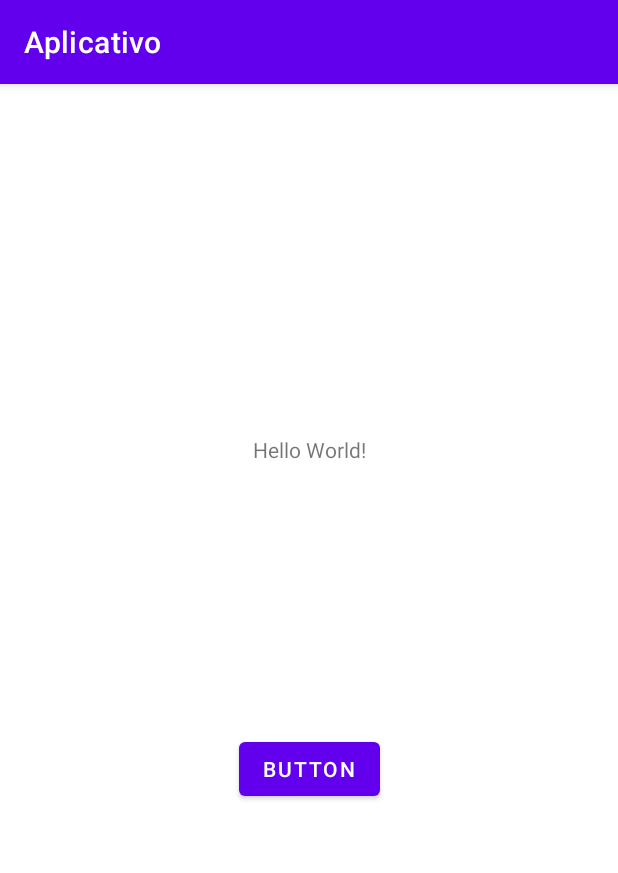
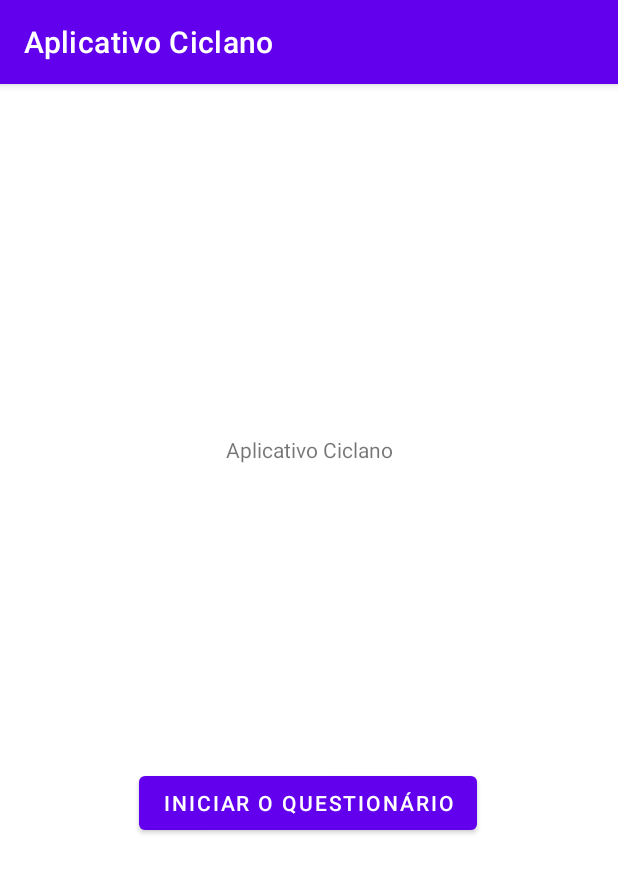
Before and after one commit to gaxinim/Aplicativo_ciclano, an Android app: the screen it shows after launch (MainActivity), on a phone screen of 412 x 824 dp. Shown: the top 873 px of the screen. Run offline under Robolectric (Android 15) with nearby library versions, the phone set to English and light mode, and no system bars.

Commit message:
adiciona nova activity e modifica para utilizar o strings.xml

```diff
--- a/app/src/main/AndroidManifest.xml
+++ b/app/src/main/AndroidManifest.xml
@@ -25,6 +25,9 @@
                 android:name="android.app.lib_name"
                 android:value="" />
         </activity>
+        <activity android:name=".QuestionActivity">
+        </activity>
+
     </application>
 
 </manifest>
--- a/app/src/main/java/com/example/aplicativo/MainActivity.java
+++ b/app/src/main/java/com/example/aplicativo/MainActivity.java
@@ -2,6 +2,7 @@ package com.example.aplicativo;
 
 import androidx.appcompat.app.AppCompatActivity;
 
+import android.content.Intent;
 import android.os.Bundle;
 import android.util.Log;
 import android.view.View;
@@ -20,20 +21,24 @@ public class MainActivity extends AppCompatActivity {
     protected void onCreate(Bundle savedInstanceState) {
         super.onCreate(savedInstanceState);
         setContentView(R.layout.activity_main);
-        this.updateQuestions();
+        //this.updateQuestions();
 
-        message = (TextView) findViewById(R.id.tvQuestion);
-        changeTextButton = (Button) findViewById(R.id.btChangeText);
+        //message = (TextView) findViewById(R.id.tvQuestion);
+        changeTextButton = (Button) findViewById(R.id.btStartQuestionnaire);
 
         changeTextButton.setOnClickListener(new View.OnClickListener() {
             @Override
             public void onClick(View v) {
-                if (idx == questionsSize){
-                    Log.i("Informative", "Chegou ao final da lista");
-                } else{
-                    message.setText(questionsArray[idx % questionsSize].getQuery());
-                    idx++;
-                }
+
+                Intent intent = new Intent(MainActivity.this, QuestionActivity.class);
+                startActivity(intent);
+
+        //        if (idx == questionsSize){
+          //          Log.i("Informative", "Chegou ao final da lista");
+            //    } else{
+              //      message.setText(questionsArray[idx % questionsSize].getQuery());
+                //    idx++;
+                //}
             }
         });
     }
--- a/app/src/main/res/layout/activity_main.xml
+++ b/app/src/main/res/layout/activity_main.xml
@@ -10,7 +10,7 @@
         android:id="@+id/tvQuestion"
         android:layout_width="wrap_content"
         android:layout_height="wrap_content"
-        android:text="Hello World!"
+        android:text="@string/app_name"
         app:layout_constraintBottom_toBottomOf="parent"
         app:layout_constraintEnd_toEndOf="parent"
         app:layout_constraintStart_toStartOf="parent"
@@ -18,15 +18,16 @@
         app:layout_constraintVertical_bias="0.313" />
 
     <Button
-        android:id="@+id/btChangeText"
+        android:id="@+id/btStartQuestionnaire"
         android:layout_width="wrap_content"
         android:layout_height="wrap_content"
         android:layout_marginTop="164dp"
-        android:text="Button"
+        android:text="@string/start_questionnaire"
         app:layout_constraintBottom_toBottomOf="parent"
         app:layout_constraintEnd_toEndOf="parent"
+        app:layout_constraintHorizontal_bias="0.497"
         app:layout_constraintStart_toStartOf="parent"
         app:layout_constraintTop_toBottomOf="@+id/tvQuestion"
-        app:layout_constraintVertical_bias="0.05" />
+        app:layout_constraintVertical_bias="0.126" />
 
 </androidx.constraintlayout.widget.ConstraintLayout>
--- a/app/src/main/res/values/strings.xml
+++ b/app/src/main/res/values/strings.xml
@@ -1,3 +1,8 @@
 <resources>
-    <string name="app_name">Aplicativo</string>
+    <string name="app_name">Aplicativo Ciclano</string>
+    <string name="start_questionnaire">Iniciar o questionário</string>
+    <string name="finish_message">Você finalizou o questionário</string>
+    <string name="score">Sua pontuação é </string>
+    <string name="next_question">Próxima</string>
+    <string name="last_question">Concluir</string>
 </resources>
```
Also changed, not shown: app/src/main/java/com/example/aplicativo/QuestionActivity.java (added, +14 -0 lines), app/src/main/res/layout/question.xml (added, +43 -0 lines).
